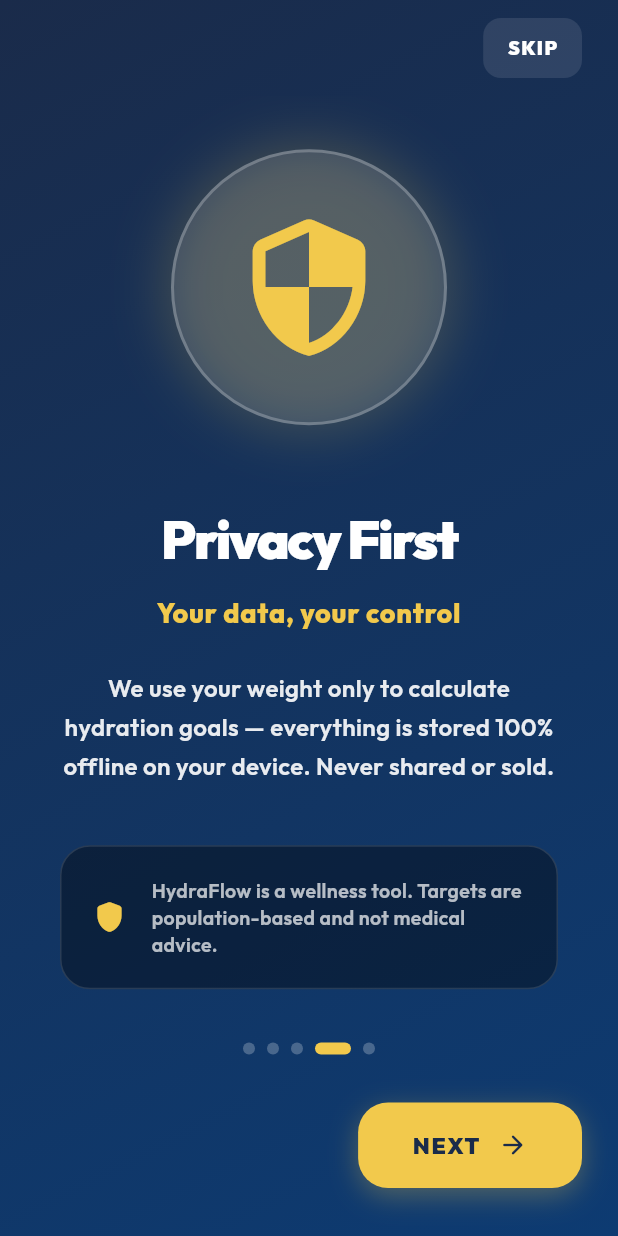
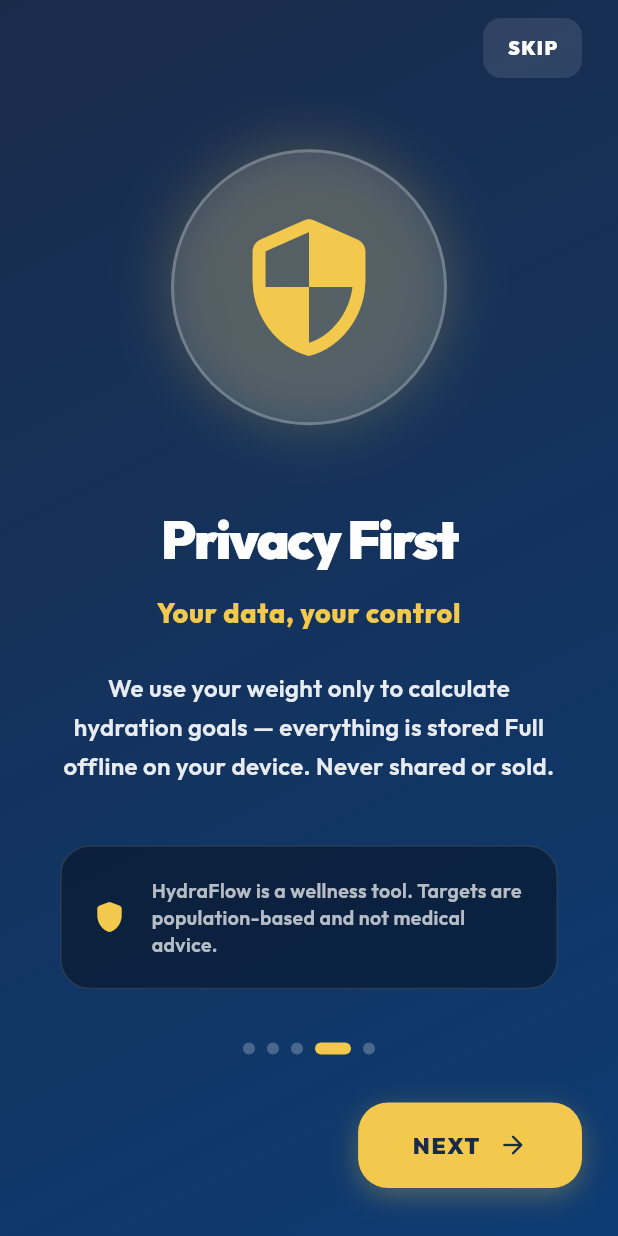
Before and after one commit to bryankwandou/hydraflow-water-reminder, a Flutter app: the screen it shows after launch, swiped to page 4, on a phone screen of 412 x 824 dp. Run offline on Flutter 3.47's test engine with Material 3 defaults, Android fonts, the phone set to English and light mode, and no system bars; drawn by our look-alikes of flutter_animate, smooth_page_indicator; our stand-ins replace fl_chart, flutter_local_notifications, flutter_markdown, flutter_riverpod, go_router, google_fonts and 7 more; accounts and stored records are empty.

Commit message:
chore: Production Ready 1.1.0 (Zero Dummy, Offline-First)
Co-authored-by: Bryan Kwandou <bryan.kwandou05@gmail.com>

Co-authored-by: Bryan Kwandou <nayrbryangaming01@gmail.com>

```diff
--- a/mobile/lib/core/localization/app_strings.dart
+++ b/mobile/lib/core/localization/app_strings.dart
@@ -66,7 +66,7 @@ class AppStrings {
       'onboarding_3_body': 'Our intelligent reminder engine adapts throughout the day — gentle in the morning, active at midday, and motivating in the evening.',
       'onboarding_4_title': 'Privacy First',
       'onboarding_4_sub': 'Your data, your control',
-      'onboarding_4_body': 'We use your weight only to calculate hydration goals — everything is stored 100% offline on your device. Never shared or sold.',
+      'onboarding_4_body': 'We use your weight only to calculate hydration goals — everything is stored Full offline on your device. Never shared or sold.',
       'onboarding_5_title': 'Success Signals',
       'onboarding_5_sub': 'Critical for habit building',
       'onboarding_5_body': 'To keep you on track, HydraFlow sends gentle nudges. We politely request notification access next to ensure you never miss a window.',
@@ -211,6 +211,7 @@ class AppStrings {
       'profile_updated': 'Profile updated successfully!',
       'error_saving_profile': 'Error saving profile',
       'enter_name': 'Enter name',
+      'email_local': 'Email (Local Only)',
       // Settings Extra
       'faq_kb': 'FAQ & Knowledge Base',
       'contact_support': 'Contact Support',
@@ -281,7 +282,7 @@ class AppStrings {
       'onboarding_3_body': 'Mesin pengingat cerdas kami beradaptasi sepanjang hari — lembut di pagi hari, aktif di siang hari, dan memotivasi di malam hari.',
       'onboarding_4_title': 'Privasi Utama',
       'onboarding_4_sub': 'Data Anda, kendali Anda',
-      'onboarding_4_body': 'Kami menggunakan berat badan hanya untuk hitung target — semua disimpan 100% offline di perangkat Anda. Tidak pernah dibagikan atau dijual.',
+      'onboarding_4_body': 'Kami menggunakan berat badan hanya untuk hitung target — semua disimpan Full offline di perangkat Anda. Tidak pernah dibagikan atau dijual.',
       'onboarding_5_title': 'Sinyal Sukses',
       'onboarding_5_sub': 'Kritis untuk bangun kebiasaan',
       'onboarding_5_body': 'Untuk menjaga Anda tetap pada jalur, HydraFlow mengirim pengingat lembut. Kami meminta akses notifikasi untuk memastikan jendela hidrasi tidak terlewat.',
@@ -426,6 +427,7 @@ class AppStrings {
       'profile_updated': 'Profil berhasil diperbarui!',
       'error_saving_profile': 'Gagal menyimpan profil',
       'enter_name': 'Masukkan nama',
+      'email_local': 'Email (Hanya Lokal)',
       // Settings Extra
       'faq_kb': 'FAQ & Basis Pengetahuan',
       'contact_support': 'Hubungi Dukungan',
--- a/mobile/lib/core/theme/app_theme.dart
+++ b/mobile/lib/core/theme/app_theme.dart
@@ -87,7 +87,7 @@ class AppTheme {
         ),
         enabledBorder: OutlineInputBorder(
           borderRadius: BorderRadius.circular(24),
-          borderSide: BorderSide(color: AppColors.primaryBlue.withValues(alpha: 0.1)),
+          borderSide: BorderSide(color: AppColors.primaryBlue.withValues(alpha: 0.3)),
         ),
         focusedBorder: OutlineInputBorder(
           borderRadius: BorderRadius.circular(24),
@@ -207,7 +207,7 @@ class AppTheme {
         ),
         enabledBorder: OutlineInputBorder(
           borderRadius: BorderRadius.circular(24),
-          borderSide: BorderSide(color: Colors.white.withValues(alpha: 0.1)),
+          borderSide: BorderSide(color: Colors.white.withValues(alpha: 0.2)),
         ),
         focusedBorder: OutlineInputBorder(
           borderRadius: BorderRadius.circular(24),
--- a/mobile/lib/features/auth/screens/register_screen.dart
+++ b/mobile/lib/features/auth/screens/register_screen.dart
@@ -178,7 +178,7 @@ class _RegisterScreenState extends ConsumerState<RegisterScreen> {
           const SizedBox(height: 20),
           _buildTextField(
             controller: _emailController,
-            label: 'Email (Local Only)',
+            label: AppStrings.get('email_local', ref),
             icon: Icons.email_outlined,
             keyboardType: TextInputType.emailAddress,
           ),
--- a/mobile/lib/features/home/screens/home_screen.dart
+++ b/mobile/lib/features/home/screens/home_screen.dart
@@ -257,6 +257,7 @@ class _HomeScreenState extends ConsumerState<HomeScreen> {
   }
 
   Widget _buildHeader(String name) {
+    final isDark = Theme.of(context).brightness == Brightness.dark;
     return Column(
       crossAxisAlignment: CrossAxisAlignment.start,
       children: [
@@ -283,6 +284,7 @@ class _HomeScreenState extends ConsumerState<HomeScreen> {
   }
 
   Widget _buildMainLiquidGlass(double percent, int consumed, int goal) {
+    final isDark = Theme.of(context).brightness == Brightness.dark;
     return Center(
       child: Stack(
         alignment: Alignment.center,
@@ -474,6 +476,7 @@ class _HomeScreenState extends ConsumerState<HomeScreen> {
   }
 
   Widget _buildRecentActivity(List<HydrationLog> logs) {
+    final isDark = Theme.of(context).brightness == Brightness.dark;
     return Column(
       crossAxisAlignment: CrossAxisAlignment.start,
       children: [
--- a/mobile/lib/models/user_model.dart
+++ b/mobile/lib/models/user_model.dart
@@ -75,6 +75,9 @@ class UserModel {
     bool? isPremium,
     DateTime? createdAt,
     DateTime? updatedAt,
+    int? age,
+    String? hydrationObjective,
+    String? activityLevel,
     bool? isHotClimate,
   }) {
     return UserModel(
--- a/mobile/lib/services/local_db_service.dart
+++ b/mobile/lib/services/local_db_service.dart
@@ -133,3 +133,7 @@ final userProfileProvider = StreamProvider<UserModel?>((ref) {
 final userStatsProvider = StreamProvider<Map<String, dynamic>>((ref) {
   return ref.watch(localDbServiceProvider).getUserStats();
 });
+
+final todaysLogsProvider = StreamProvider<List<HydrationLog>>((ref) {
+  return ref.watch(localDbServiceProvider).getTodaysHydrationLogs();
+});
--- a/mobile/pubspec.yaml
+++ b/mobile/pubspec.yaml
@@ -36,14 +36,13 @@ dependencies:
 
   # UI Components
   google_fonts: ^6.2.1
-  lottie: ^3.1.2
-  cached_network_image: ^3.4.1
   flutter_svg: ^2.0.10+1
   shimmer: ^3.0.0
   percent_indicator: ^4.2.3
   smooth_page_indicator: ^1.2.0+3
   flutter_animate: ^4.5.0
   flutter_markdown: ^0.7.3
+  lottie: ^3.1.2
 
   # Timezone (required for local notifications)
   timezone: ^0.9.4
@@ -77,10 +76,7 @@ flutter:
   # To add assets to your application, add an assets section, like this:
   assets:
     - assets/logo.png
-    - assets/images/
     - assets/icons/
-    - assets/animations/
-    - assets/fonts/
 
   # Fonts are managed dynamically via the google_fonts package for production flexibility.
   # If local fonts are required, place them in assets/fonts/ and uncomment below.
```
Also changed, not shown: mobile/pubspec.lock, 9 other files.
